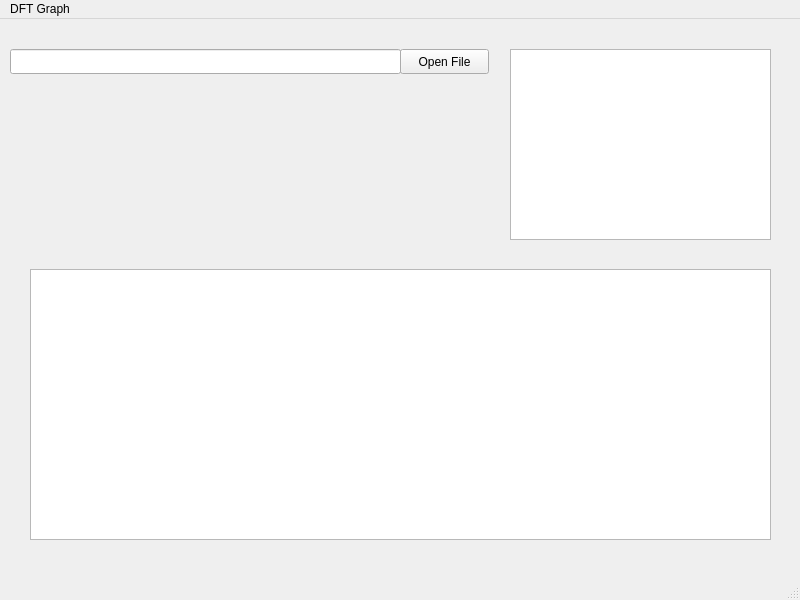
First picture: the form in mainwindow.ui, repository waleedaman/DFTGraph, before the edit.
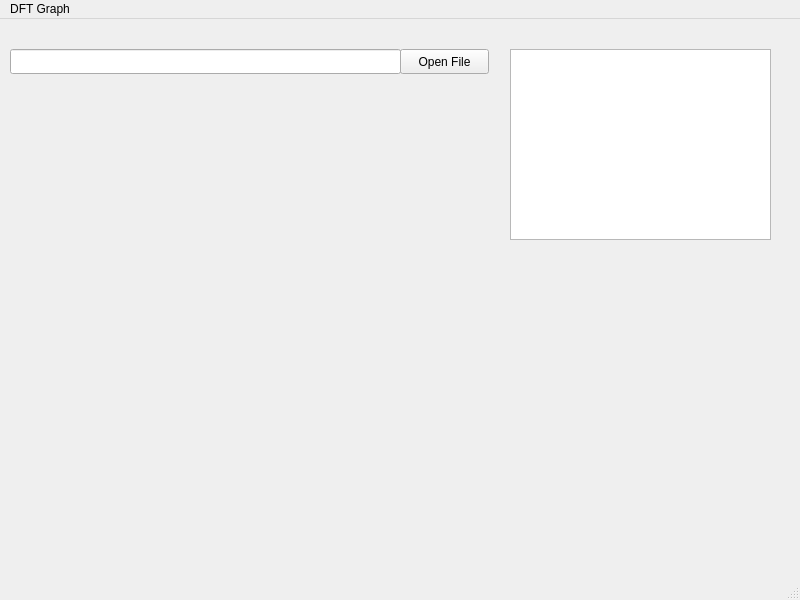
Second picture: the form after the edit. Custom widgets are drawn as their Qt base class.

Commit message: added fft and graph view

```diff
--- a/mainwindow.ui
+++ b/mainwindow.ui
@@ -47,15 +47,16 @@
      </rect>
     </property>
    </widget>
-   <widget class="QChartView" name="chart">
+   <widget class="QWidget" name="gridLayoutWidget">
     <property name="geometry">
      <rect>
-      <x>30</x>
-      <y>250</y>
-      <width>741</width>
-      <height>271</height>
+      <x>20</x>
+      <y>230</y>
+      <width>771</width>
+      <height>321</height>
      </rect>
     </property>
+    <layout class="QGridLayout" name="qgrid"/>
    </widget>
   </widget>
   <widget class="QMenuBar" name="menubar">
@@ -76,13 +77,6 @@
   </widget>
   <widget class="QStatusBar" name="statusbar"/>
  </widget>
- <customwidgets>
-  <customwidget>
-   <class>QChartView</class>
-   <extends>QGraphicsView</extends>
-   <header location="global">QtCharts</header>
-  </customwidget>
- </customwidgets>
  <resources/>
  <connections/>
 </ui>
```
The commit also changes 5 other files.
